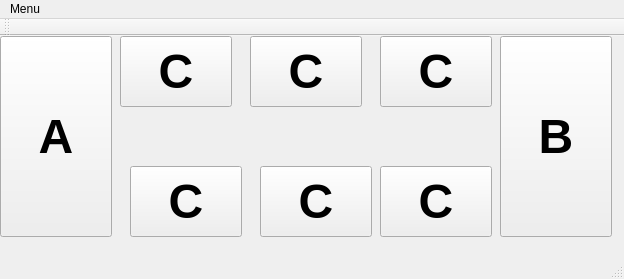
First picture: the form in mainwindow.ui, repository Raychill/Artificial-Intelligence-Mancala, before the edit.
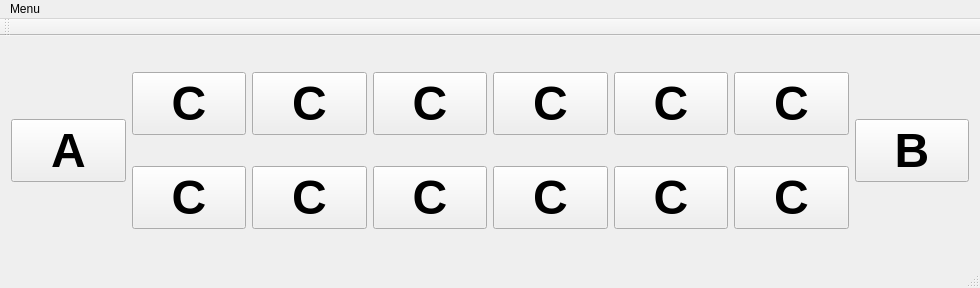
Second picture: the form after the edit.

Diff of the .ui file:
```diff
--- a/mainwindow.ui
+++ b/mainwindow.ui
@@ -6,47 +6,51 @@
    <rect>
     <x>0</x>
     <y>0</y>
-    <width>624</width>
-    <height>279</height>
+    <width>980</width>
+    <height>288</height>
    </rect>
   </property>
-  <property name="minimumSize">
-   <size>
-    <width>624</width>
-    <height>279</height>
-   </size>
-  </property>
-  <property name="maximumSize">
-   <size>
-    <width>624</width>
-    <height>279</height>
-   </size>
-  </property>
   <property name="windowTitle">
    <string>MainWindow</string>
   </property>
   <widget class="QWidget" name="centralWidget">
-   <property name="minimumSize">
-    <size>
-     <width>624</width>
-     <height>202</height>
-    </size>
-   </property>
-   <property name="maximumSize">
-    <size>
-     <width>624</width>
-     <height>202</height>
-    </size>
-   </property>
-   <widget class="QPushButton" name="pushButton_6">
-    <property name="geometry">
-     <rect>
-      <x>380</x>
-      <y>0</y>
-      <width>112</width>
-      <height>71</height>
-     </rect>
-    </property>
+   <layout class="QGridLayout" name="gridLayout">
+    <item row="0" column="2">
+     <widget class="QPushButton" name="pushButton_13">
+      <property name="font">
+       <font>
+        <pointsize>36</pointsize>
+        <weight>75</weight>
+        <bold>true</bold>
+       </font>
+      </property>
+      <property name="text">
+       <string>C</string>
+      </property>
+      <attribute name="buttonGroup">
+       <string notr="true">buttonGroup_2</string>
+      </attribute>
+     </widget>
+    </item>
+    <item row="0" column="5">
+     <widget class="QPushButton" name="pushButton_10">
+      <property name="font">
+       <font>
+        <pointsize>36</pointsize>
+        <weight>75</weight>
+        <bold>true</bold>
+       </font>
+      </property>
+      <property name="text">
+       <string>C</string>
+      </property>
+      <attribute name="buttonGroup">
+       <string notr="true">buttonGroup_2</string>
+      </attribute>
+     </widget>
+    </item>
+    <item row="0" column="1">
+     <widget class="QPushButton" name="pushButton_14">
     <property name="font">
      <font>
       <pointsize>36</pointsize>
@@ -61,15 +65,94 @@
      <string notr="true">buttonGroup_2</string>
     </attribute>
    </widget>
+    </item>
+    <item row="0" column="3">
+     <widget class="QPushButton" name="pushButton_12">
+      <property name="font">
+       <font>
+        <pointsize>36</pointsize>
+        <weight>75</weight>
+        <bold>true</bold>
+       </font>
+      </property>
+      <property name="text">
+       <string>C</string>
+      </property>
+      <attribute name="buttonGroup">
+       <string notr="true">buttonGroup_2</string>
+      </attribute>
+     </widget>
+    </item>
+    <item row="0" column="6">
+     <widget class="QPushButton" name="pushButton_9">
+      <property name="font">
+       <font>
+        <pointsize>36</pointsize>
+        <weight>75</weight>
+        <bold>true</bold>
+       </font>
+      </property>
+      <property name="text">
+       <string>C</string>
+      </property>
+      <attribute name="buttonGroup">
+       <string notr="true">buttonGroup_2</string>
+      </attribute>
+     </widget>
+    </item>
+    <item row="0" column="4">
+     <widget class="QPushButton" name="pushButton_11">
+      <property name="font">
+       <font>
+        <pointsize>36</pointsize>
+        <weight>75</weight>
+        <bold>true</bold>
+       </font>
+      </property>
+      <property name="text">
+       <string>C</string>
+      </property>
+      <attribute name="buttonGroup">
+       <string notr="true">buttonGroup_2</string>
+      </attribute>
+     </widget>
+    </item>
+    <item row="0" column="7" rowspan="2">
+     <widget class="QPushButton" name="pushButton_8">
+      <property name="font">
+       <font>
+        <pointsize>36</pointsize>
+        <weight>75</weight>
+        <bold>true</bold>
+       </font>
+      </property>
+      <property name="text">
+       <string>B</string>
+      </property>
+      <attribute name="buttonGroup">
+       <string notr="true">buttonGroup</string>
+      </attribute>
+     </widget>
+    </item>
+    <item row="1" column="1">
    <widget class="QPushButton" name="pushButton_2">
-    <property name="geometry">
-     <rect>
-      <x>130</x>
-      <y>130</y>
-      <width>112</width>
-      <height>71</height>
-     </rect>
-    </property>
+      <property name="font">
+       <font>
+        <pointsize>36</pointsize>
+        <weight>75</weight>
+        <bold>true</bold>
+       </font>
+      </property>
+      <property name="text">
+       <string>C</string>
+      </property>
+      <attribute name="buttonGroup">
+       <string notr="true">buttonGroup</string>
+      </attribute>
+     </widget>
+    </item>
+    <item row="1" column="2">
+     <widget class="QPushButton" name="pushButton_3">
     <property name="font">
      <font>
       <pointsize>36</pointsize>
@@ -84,15 +167,26 @@
      <string notr="true">buttonGroup</string>
     </attribute>
    </widget>
+    </item>
+    <item row="1" column="3">
    <widget class="QPushButton" name="pushButton_4">
-    <property name="geometry">
-     <rect>
-      <x>380</x>
-      <y>130</y>
-      <width>112</width>
-      <height>71</height>
-     </rect>
-    </property>
+      <property name="font">
+       <font>
+        <pointsize>36</pointsize>
+        <weight>75</weight>
+        <bold>true</bold>
+       </font>
+      </property>
+      <property name="text">
+       <string>C</string>
+      </property>
+      <attribute name="buttonGroup">
+       <string notr="true">buttonGroup</string>
+      </attribute>
+     </widget>
+    </item>
+    <item row="1" column="6">
+     <widget class="QPushButton" name="pushButton_7">
     <property name="font">
      <font>
       <pointsize>36</pointsize>
@@ -107,15 +201,26 @@
      <string notr="true">buttonGroup</string>
     </attribute>
    </widget>
+    </item>
+    <item row="1" column="5">
+     <widget class="QPushButton" name="pushButton_6">
+      <property name="font">
+       <font>
+        <pointsize>36</pointsize>
+        <weight>75</weight>
+        <bold>true</bold>
+       </font>
+      </property>
+      <property name="text">
+       <string>C</string>
+      </property>
+      <attribute name="buttonGroup">
+       <string notr="true">buttonGroup</string>
+      </attribute>
+     </widget>
+    </item>
+    <item row="1" column="4">
    <widget class="QPushButton" name="pushButton_5">
-    <property name="geometry">
-     <rect>
-      <x>500</x>
-      <y>0</y>
-      <width>112</width>
-      <height>201</height>
-     </rect>
-    </property>
     <property name="font">
      <font>
       <pointsize>36</pointsize>
@@ -124,21 +229,15 @@
      </font>
     </property>
     <property name="text">
-     <string>B</string>
+       <string>C</string>
     </property>
     <attribute name="buttonGroup">
      <string notr="true">buttonGroup</string>
     </attribute>
    </widget>
+    </item>
+    <item row="0" column="0" rowspan="2">
    <widget class="QPushButton" name="pushButton">
-    <property name="geometry">
-     <rect>
-      <x>0</x>
-      <y>0</y>
-      <width>112</width>
-      <height>201</height>
-     </rect>
-    </property>
     <property name="font">
      <font>
       <pointsize>36</pointsize>
@@ -156,82 +255,15 @@
      <string notr="true">buttonGroup_2</string>
     </attribute>
    </widget>
-   <widget class="QPushButton" name="pushButton_7">
-    <property name="geometry">
-     <rect>
-      <x>250</x>
-      <y>0</y>
-      <width>112</width>
-      <height>71</height>
-     </rect>
-    </property>
-    <property name="font">
-     <font>
-      <pointsize>36</pointsize>
-      <weight>75</weight>
-      <bold>true</bold>
-     </font>
-    </property>
-    <property name="text">
-     <string>C</string>
-    </property>
-    <attribute name="buttonGroup">
-     <string notr="true">buttonGroup_2</string>
-    </attribute>
-   </widget>
-   <widget class="QPushButton" name="pushButton_3">
-    <property name="geometry">
-     <rect>
-      <x>260</x>
-      <y>130</y>
-      <width>112</width>
-      <height>71</height>
-     </rect>
-    </property>
-    <property name="font">
-     <font>
-      <pointsize>36</pointsize>
-      <weight>75</weight>
-      <bold>true</bold>
-     </font>
-    </property>
-    <property name="text">
-     <string>C</string>
-    </property>
-    <attribute name="buttonGroup">
-     <string notr="true">buttonGroup</string>
-    </attribute>
-   </widget>
-   <widget class="QPushButton" name="pushButton_8">
-    <property name="geometry">
-     <rect>
-      <x>120</x>
-      <y>0</y>
-      <width>112</width>
-      <height>71</height>
-     </rect>
-    </property>
-    <property name="font">
-     <font>
-      <pointsize>36</pointsize>
-      <weight>75</weight>
-      <bold>true</bold>
-     </font>
-    </property>
-    <property name="text">
-     <string>C</string>
-    </property>
-    <attribute name="buttonGroup">
-     <string notr="true">buttonGroup_2</string>
-    </attribute>
-   </widget>
+    </item>
+   </layout>
   </widget>
   <widget class="QMenuBar" name="menuBar">
    <property name="geometry">
     <rect>
      <x>0</x>
      <y>0</y>
-     <width>624</width>
+     <width>980</width>
      <height>31</height>
     </rect>
    </property>
```
Left out of the diff: 2 changed lines with no effect on the pictures. Lines whose indentation alone changed are shown as unchanged.
